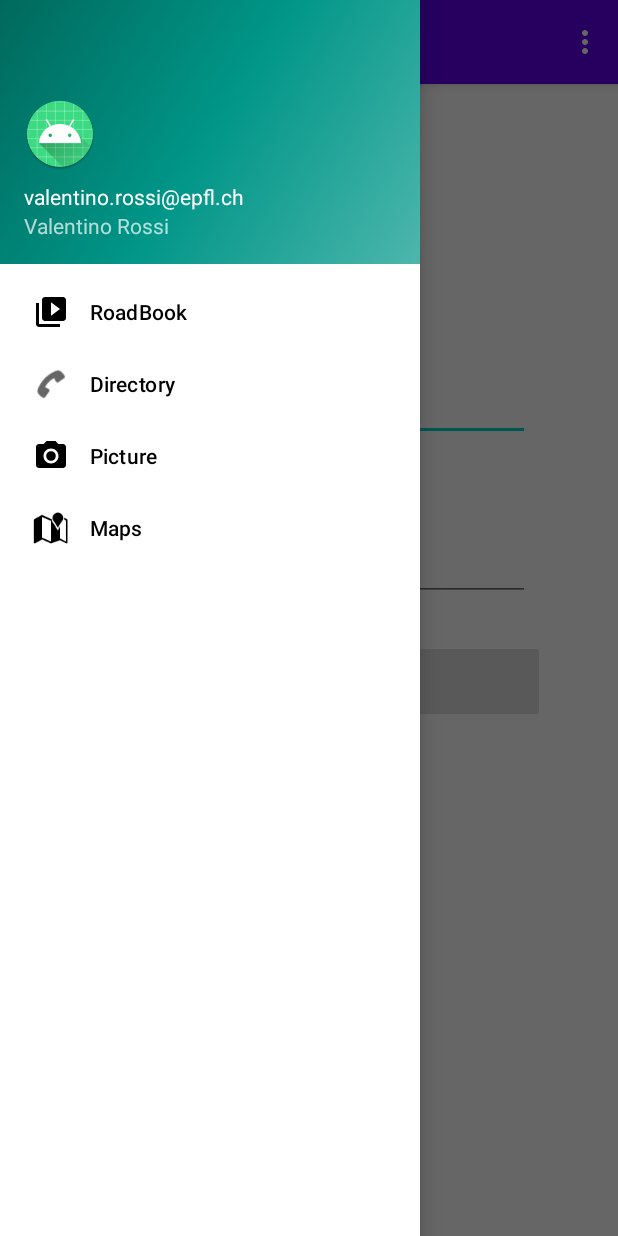
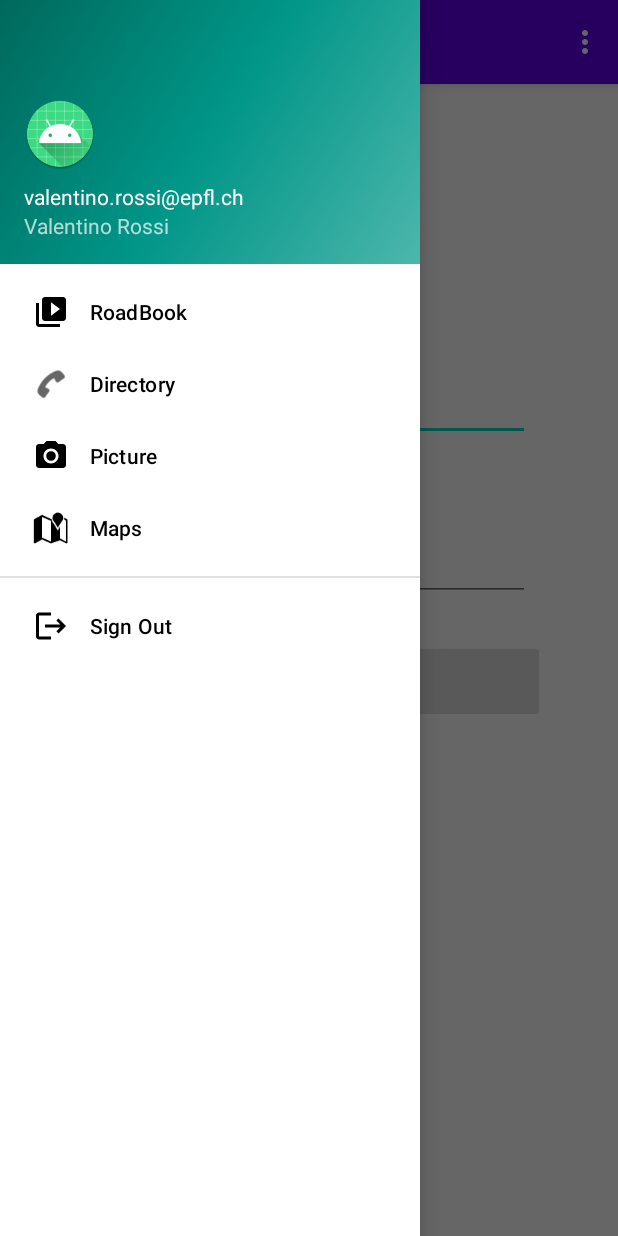
Before and after one commit to Factotum-sdp/Factotum, an Android app: the screen it shows after launch (MainActivity), with the side drawer open, on a phone screen of 412 x 824 dp. Run offline under Robolectric (Android 15) with nearby library versions, the phone set to English and light mode, and no system bars; our stand-ins replace Firebase (no records; nobody signed in at launch, a user with empty details on screens opened directly), navigation-ui.

Commit message:
make login work and add a sign out button in drawer

```diff
--- a/app/src/main/java/com/github/factotum_sdp/factotum/MainActivity.kt
+++ b/app/src/main/java/com/github/factotum_sdp/factotum/MainActivity.kt
@@ -1,10 +1,8 @@
 package com.github.factotum_sdp.factotum
 
 import android.os.Bundle
-import android.util.Log
 import android.view.Menu
 import android.widget.TextView
-import android.widget.Toast
 import androidx.appcompat.app.AppCompatActivity
 import androidx.drawerlayout.widget.DrawerLayout
 import androidx.lifecycle.ViewModelProvider
@@ -14,27 +12,27 @@ import androidx.navigation.ui.AppBarConfiguration
 import androidx.navigation.ui.navigateUp
 import androidx.navigation.ui.setupActionBarWithNavController
 import androidx.navigation.ui.setupWithNavController
+import com.github.factotum_sdp.factotum.data.LoginDataSource
+import com.github.factotum_sdp.factotum.data.LoginRepository
+import com.github.factotum_sdp.factotum.data.model.LoggedInUser
 import com.github.factotum_sdp.factotum.databinding.ActivityMainBinding
 import com.github.factotum_sdp.factotum.placeholder.UsersPlaceHolder
+import com.github.factotum_sdp.factotum.ui.login.LoggedInUserView
 import com.google.android.material.navigation.NavigationView
 import com.google.firebase.database.DatabaseReference
 import com.google.firebase.database.ktx.database
 import com.google.firebase.ktx.Firebase
-import com.google.firebase.auth.FirebaseAuth
-import com.google.firebase.auth.ktx.auth
 
 class MainActivity : AppCompatActivity() {
 
     private lateinit var appBarConfiguration: AppBarConfiguration
     private lateinit var binding: ActivityMainBinding
-    private lateinit var db : DatabaseReference
-    private lateinit var auth: FirebaseAuth
+    private lateinit var db: DatabaseReference
 
     override fun onCreate(savedInstanceState: Bundle?) {
         super.onCreate(savedInstanceState)
 
         db = Firebase.database.reference
-        auth = Firebase.auth
         binding = ActivityMainBinding.inflate(layoutInflater)
         setContentView(binding.root)
         setSupportActionBar(binding.appBarMain.toolbar)
@@ -65,6 +63,7 @@ class MainActivity : AppCompatActivity() {
         menuInflater.inflate(R.menu.main, menu)
         return true
     }
+
     override fun onSupportNavigateUp(): Boolean {
         val navController = findNavController(R.id.nav_host_fragment_content_main)
         return navController.navigateUp(appBarConfiguration) || super.onSupportNavigateUp()
@@ -82,10 +81,10 @@ class MainActivity : AppCompatActivity() {
             UserViewModel.UserViewModelFactory(UsersPlaceHolder.USER1.name, UsersPlaceHolder.USER1.email)
         val user = ViewModelProvider(this, userFact)[UserViewModel::class.java]
         binding.navView.findViewTreeLifecycleOwner()?.let { lco ->
-            user.name.observe(lco){
+            user.name.observe(lco) {
                 userName.text = it
             }
-            user.email.observe(lco){
+            user.email.observe(lco) {
                 email.text = it
             }
         }
--- a/app/src/main/java/com/github/factotum_sdp/factotum/data/LoginRepository.kt
+++ b/app/src/main/java/com/github/factotum_sdp/factotum/data/LoginRepository.kt
@@ -1,6 +1,8 @@
 package com.github.factotum_sdp.factotum.data
 
+import android.util.Log
 import com.github.factotum_sdp.factotum.data.model.LoggedInUser
+import com.google.firebase.auth.FirebaseAuth
 
 /**
  * Class that requests authentication and user information from the remote data source and
@@ -22,11 +24,12 @@ class LoginRepository(val dataSource: LoginDataSource) {
         user = null
     }
 
-    fun login(username: String, password: String): Result<LoggedInUser> {
+    fun login(userEmail: String, password: String): Result<LoggedInUser> {
         // handle login
-        val result = dataSource.login(username, password)
+        val result = dataSource.login(userEmail, password)
 
         if (result is Result.Success) {
+            Log.d("LOGIN", "LoginRepository: login: result is Result.Success")
             setLoggedInUser(result.data)
         }
 
--- a/app/src/main/java/com/github/factotum_sdp/factotum/data/model/LoggedInUser.kt
+++ b/app/src/main/java/com/github/factotum_sdp/factotum/data/model/LoggedInUser.kt
@@ -4,6 +4,6 @@ package com.github.factotum_sdp.factotum.data.model
  * Data class that captures user information for logged in users retrieved from LoginRepository
  */
 data class LoggedInUser(
-    val userId: String,
-    val displayName: String
+    val displayName: String,
+    val email: String
 )
--- a/app/src/main/java/com/github/factotum_sdp/factotum/ui/login/LoggedInUserView.kt
+++ b/app/src/main/java/com/github/factotum_sdp/factotum/ui/login/LoggedInUserView.kt
@@ -4,6 +4,7 @@ package com.github.factotum_sdp.factotum.ui.login
  * User details post authentication that is exposed to the UI
  */
 data class LoggedInUserView(
-    val displayName: String
+    val displayName: String,
+    val email : String
     //... other data fields that may be accessible to the UI
 )
--- a/app/src/main/java/com/github/factotum_sdp/factotum/ui/login/LoginFragment.kt
+++ b/app/src/main/java/com/github/factotum_sdp/factotum/ui/login/LoginFragment.kt
@@ -10,10 +10,12 @@ import android.widget.Button
 import android.widget.EditText
 import androidx.annotation.StringRes
 import androidx.fragment.app.Fragment
+import androidx.fragment.app.activityViewModels
 import androidx.lifecycle.Observer
 import androidx.lifecycle.ViewModelProvider
 import androidx.navigation.fragment.findNavController
 import com.github.factotum_sdp.factotum.R
+import com.github.factotum_sdp.factotum.UserViewModel
 import com.github.factotum_sdp.factotum.databinding.FragmentLoginBinding
 import com.google.android.material.snackbar.Snackbar
 
@@ -46,8 +48,11 @@ class LoginFragment : Fragment() {
         val passwordEditText = binding.password
         val loginButton = binding.login
         val signupButton = binding.signup
+        val loadingProgressBar = binding.loading
 
-        observe(loginButton, usernameEditText, passwordEditText)
+        observeLoginFormState(loginButton, usernameEditText, passwordEditText)
+
+        observeLoginResult(loadingProgressBar)
 
         val afterTextChangedListener = object : TextWatcher {
             override fun beforeTextChanged(s: CharSequence, start: Int, count: Int, after: Int) {}
@@ -63,8 +68,13 @@ class LoginFragment : Fragment() {
         }
 
         addListeners(usernameEditText, passwordEditText, afterTextChangedListener)
+
         loginButton.setOnClickListener {
-            findNavController().navigate(R.id.action_loginFragment_to_roadBookFragment2)
+            loadingProgressBar.visibility = View.VISIBLE
+            loginViewModel.login(
+                usernameEditText.text.toString(),
+                passwordEditText.text.toString()
+            )
         }
 
         signupButton.setOnClickListener {
@@ -72,7 +82,7 @@ class LoginFragment : Fragment() {
         }
     }
 
-    private fun observe(
+    private fun observeLoginFormState(
         loginButton: Button,
         usernameEditText: EditText,
         passwordEditText: EditText
@@ -92,6 +102,20 @@ class LoginFragment : Fragment() {
             })
     }
 
+    private fun observeLoginResult(loadingProgressBar: View) {
+        loginViewModel.loginResult.observe(viewLifecycleOwner,
+            Observer { loginResult ->
+                loginResult ?: return@Observer
+                loadingProgressBar.visibility = View.GONE
+                loginResult.error?.let {
+                    showLoginFailed(it)
+                }
+                loginResult.success?.let {
+                    updateUiWithUser(it)
+                }
+            })
+    }
+
     private fun addListeners(
         usernameEditText: EditText,
         passwordEditText: EditText,
@@ -102,9 +126,9 @@ class LoginFragment : Fragment() {
     }
 
     private fun updateUiWithUser(model: LoggedInUserView) {
-        val welcome = getString(R.string.welcome) + " " + model.displayName
-        // TODO : initiate successful logged in experience
+        val welcome = getString(R.string.welcome) + " " + model.email
         Snackbar.make(requireView(), welcome, Snackbar.LENGTH_LONG).show()
+        findNavController().navigate(R.id.action_loginFragment_to_roadBookFragment2)
     }
 
     private fun showLoginFailed(@StringRes errorString: Int) {
--- /dev/null
+++ b/app/src/main/res/drawable/ic_menu_logout.xml
@@ -0,0 +1,11 @@
+<vector xmlns:android="http://schemas.android.com/apk/res/android"
+    android:width="24dp"
+    android:height="24dp"
+    android:viewportWidth="24"
+    android:viewportHeight="24"
+    android:tint="?attr/colorControlNormal"
+    android:autoMirrored="true">
+  <path
+      android:fillColor="@android:color/white"
+      android:pathData="M17,7l-1.41,1.41L18.17,11H8v2h10.17l-2.58,2.58L17,17l5,-5zM4,5h8V3H4c-1.1,0 -2,0.9 -2,2v14c0,1.1 0.9,2 2,2h8v-2H4V5z"/>
+</vector>
--- a/app/src/main/res/menu/activity_main_drawer.xml
+++ b/app/src/main/res/menu/activity_main_drawer.xml
@@ -21,4 +21,13 @@
             android:icon="@android:drawable/ic_dialog_map"
             android:title="@string/menu_maps" />
     </group>
+
+    <group
+        android:id="@+id/menu_bottom"
+        android:checkableBehavior="none">
+        <item
+            android:id="@+id/signoutButton"
+            android:icon="@drawable/ic_menu_logout"
+            android:title="@string/sign_out" />
+    </group>
 </menu>
--- a/app/src/main/res/values/strings.xml
+++ b/app/src/main/res/values/strings.xml
@@ -77,4 +77,5 @@
     <string name="sign_up_text">Sign Up</string>
     <string name="file_provider">"com.github.factotum_sdp.factotum.file-provider"</string>
     <string name="camera_permission_not_granted">Permission needed to take a photo</string>
+    <string name="sign_out">Sign Out</string>
 </resources>
```
Also changed, not shown: app/src/main/java/com/github/factotum_sdp/factotum/FirebaseActivity.kt (deleted, +0 -58 lines), app/src/main/java/com/github/factotum_sdp/factotum/data/LoginDataSource.kt (+32 -10 lines), app/src/main/java/com/github/factotum_sdp/factotum/ui/login/LoginViewModel.kt (+23 -12 lines), app/src/main/res/layout/activity_firebase.xml (deleted, +0 -72 lines), 1 other file.
